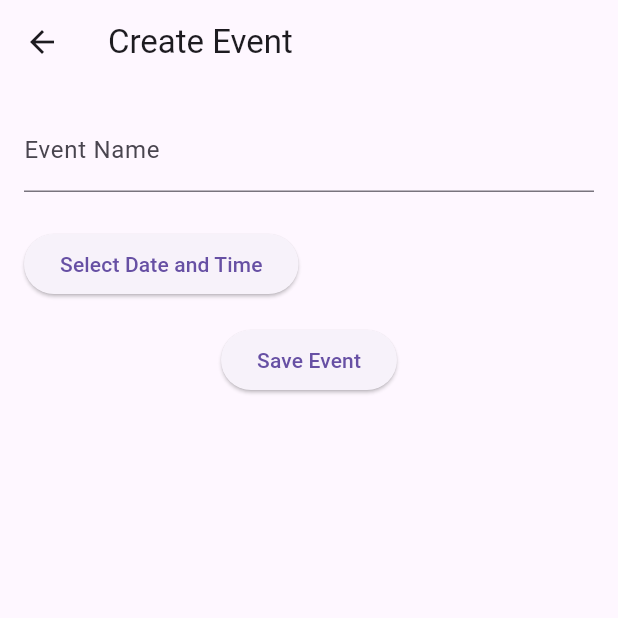
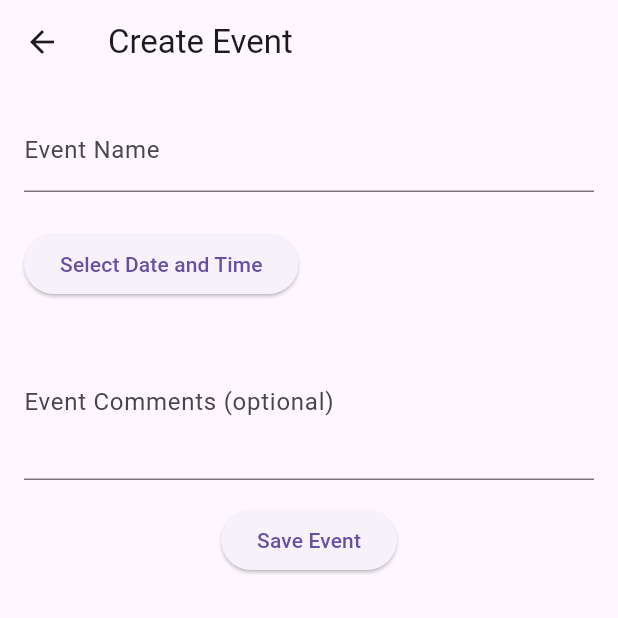
Before and after one commit to jackoup1/EventCountDown, a Flutter app: the screen it shows after launch, after a tap on the "add" icon, on a phone screen of 412 x 824 dp, the top half of it. Run offline on Flutter 3.47's test engine with Material 3 defaults, Android fonts, the phone set to English and light mode, and no system bars; our stand-ins replace cloud_firestore, firebase_core, flutter_bloc; accounts and stored records are empty.

Commit message:
added (comment) property for events which is an optional propery for adding any notes or comments about the event

```diff
--- a/lib/screens/create_event_screen.dart
+++ b/lib/screens/create_event_screen.dart
@@ -9,31 +9,36 @@ class CreateEventScreen extends StatefulWidget {
 class _CreateEventScreenState extends State<CreateEventScreen> {
   final _formKey = GlobalKey<FormState>();
   final TextEditingController _nameController = TextEditingController();
+  final TextEditingController _commentController = TextEditingController(); // For comments
   DateTime? _selectedDate;
   bool _showDateError = false;
 
   Future<void> _saveEvent() async {
-    setState(() {
-      _showDateError = _selectedDate == null; // Update error flag for date
-    });
-
     if (_formKey.currentState!.validate() && _selectedDate != null) {
       final eventName = _nameController.text.trim();
+      final eventComment = _commentController.text.trim(); // Optional
       final eventDate = _selectedDate!;
 
       try {
         await FirebaseFirestore.instance.collection('events').add({
           'name': eventName,
           'date': eventDate.toIso8601String(),
+          'comment': eventComment.isEmpty ? null : eventComment, // Add comment only if not empty
         });
 
-        Navigator.pop(context, true); // Close screen and indicate success
+        ScaffoldMessenger.of(context).showSnackBar(
+          SnackBar(content: Text('Event created successfully!')),
+        );
+        Navigator.pop(context, true);
       } catch (e) {
         ScaffoldMessenger.of(context).showSnackBar(
           SnackBar(content: Text('Failed to save event: $e')),
         );
       }
     } else {
+      setState(() {
+        _showDateError = _selectedDate == null;
+      });
       ScaffoldMessenger.of(context).showSnackBar(
         SnackBar(content: Text('Please complete the form')),
       );
@@ -62,7 +67,7 @@ class _CreateEventScreenState extends State<CreateEventScreen> {
                 },
               ),
               SizedBox(height: 16),
-              if (_showDateError) // Show only when relevant
+              if (_showDateError || _selectedDate != null)
                 Text(
                   _selectedDate == null
                       ? 'No date selected'
@@ -94,12 +99,18 @@ class _CreateEventScreenState extends State<CreateEventScreen> {
                           time.hour,
                           time.minute,
                         );
-                        _showDateError = false; // Clear error flag
+                        _showDateError = false; // Reset error
                       });
                     }
                   }
                 },
                 child: Text('Select Date and Time'),
+              ),
+              SizedBox(height: 16),
+              TextFormField(
+                controller: _commentController,
+                decoration: InputDecoration(labelText: 'Event Comments (optional)'),
+                maxLines: 3,
               ),
               SizedBox(height: 16),
               Center(
--- a/lib/screens/event_list_screen.dart
+++ b/lib/screens/event_list_screen.dart
@@ -1,7 +1,7 @@
 import 'package:flutter/material.dart';
 import 'package:cloud_firestore/cloud_firestore.dart';
 import 'package:intl/intl.dart';
-import 'create_event_screen.dart'; // Import your CreateEventScreen
+import 'create_event_screen.dart';
 
 class EventListScreen extends StatelessWidget {
   @override
@@ -26,9 +26,11 @@ class EventListScreen extends StatelessWidget {
             final name = data['name'] as String? ?? 'Unnamed Event';
             final date = DateTime.tryParse(data['date'] as String? ?? '') ??
                 DateTime.now();
+            final comment = data['comment'] as String? ?? '';
             return {
               'name': name,
               'date': date,
+              'comment': comment,
             };
           }).toList();
 
@@ -38,6 +40,7 @@ class EventListScreen extends StatelessWidget {
               final event = events[index];
               final name = event['name'] as String;
               final date = event['date'] as DateTime;
+              final comment = event['comment'] as String;
 
               final now = DateTime.now();
               final difference = date.difference(now);
@@ -48,7 +51,7 @@ class EventListScreen extends StatelessWidget {
               return ListTile(
                 title: Text(name),
                 subtitle: Text(
-                  'Date: ${DateFormat.yMMMd().add_jm().format(date)}\nCountdown: $countdown',
+                  'Date: ${DateFormat.yMMMd().add_jm().format(date)}\nCountdown: $countdown\nComment: $comment',
                 ),
               );
             },
@@ -56,16 +59,11 @@ class EventListScreen extends StatelessWidget {
         },
       ),
       floatingActionButton: FloatingActionButton(
-        onPressed: () async {
-          final result = await Navigator.push(
+        onPressed: () {
+          Navigator.push(
             context,
             MaterialPageRoute(builder: (context) => CreateEventScreen()),
           );
-          if (result == true) {
-            ScaffoldMessenger.of(context).showSnackBar(
-              SnackBar(content: Text('Event added successfully!')),
-            );
-          }
         },
         child: Icon(Icons.add),
         tooltip: 'Add Event',
```
